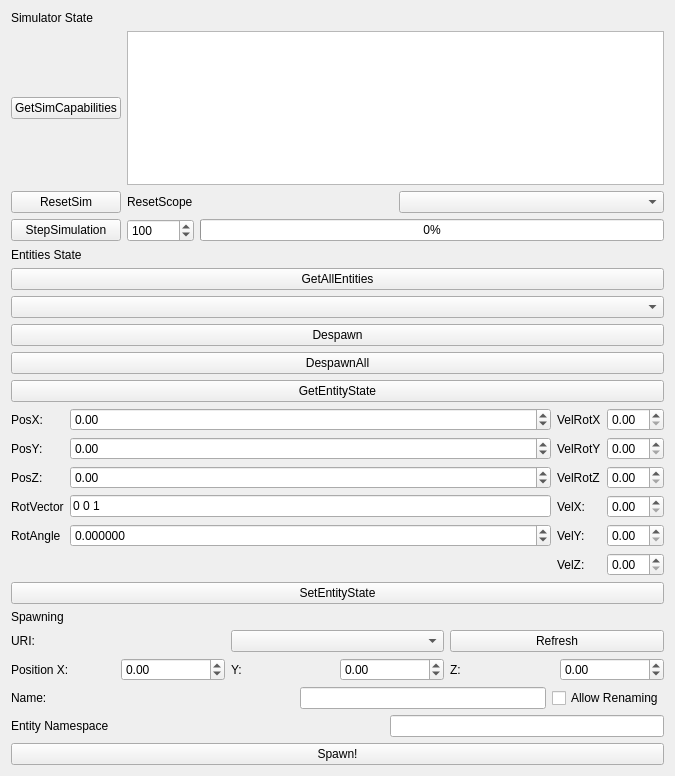
Before: the Qt Designer form src/sim_widget.ui in RobotecAI/q_simulation_interfaces, drawn with Qt 5.
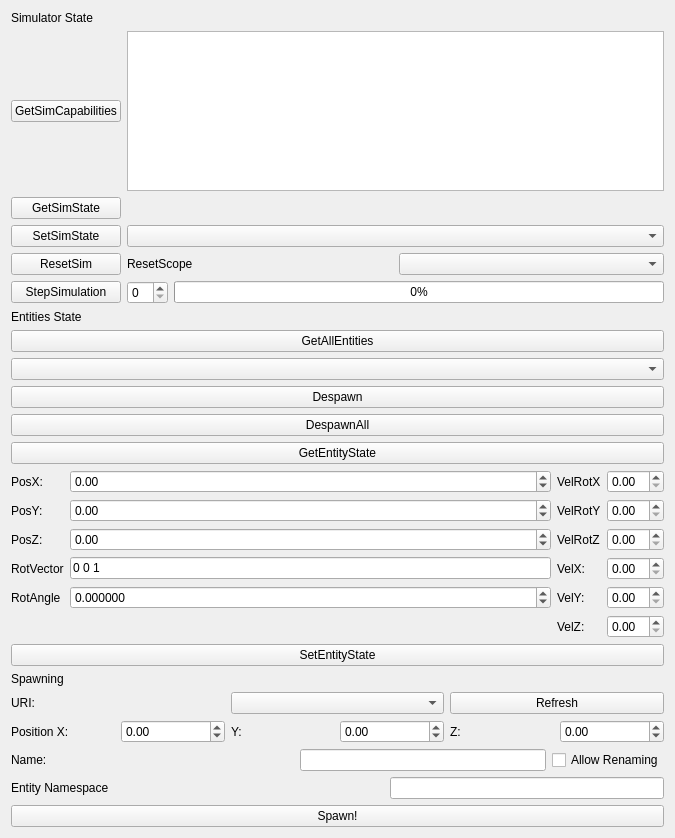
After: the same form once the commit is applied.

Commit message: added state setting

Patch:
```diff
--- a/src/sim_widget.ui
+++ b/src/sim_widget.ui
@@ -7,22 +7,12 @@
     <x>0</x>
     <y>0</y>
     <width>675</width>
-    <height>776</height>
+    <height>838</height>
    </rect>
   </property>
   <layout class="QVBoxLayout" name="verticalLayout_4">
    <item>
     <layout class="QGridLayout" name="gridLayout">
-     <item row="3" column="0">
-      <widget class="QPushButton" name="stepSimButton">
-       <property name="text">
-        <string>StepSimulation</string>
-       </property>
-      </widget>
-     </item>
-     <item row="1" column="2">
-      <widget class="QListWidget" name="listCapabilities"/>
-     </item>
      <item row="0" column="0">
       <widget class="QLabel" name="label_16">
        <property name="text">
@@ -30,14 +20,45 @@
        </property>
       </widget>
      </item>
+     <item row="5" column="0">
+      <widget class="QPushButton" name="stepSimButton">
+       <property name="text">
+        <string>StepSimulation</string>
+       </property>
+      </widget>
+     </item>
+     <item row="2" column="2">
+      <widget class="QLabel" name="simStateLabel">
+       <property name="text">
+        <string/>
+       </property>
+      </widget>
+     </item>
      <item row="2" column="0">
+      <widget class="QPushButton" name="getSimStateBtn">
+       <property name="text">
+        <string>GetSimState</string>
+       </property>
+      </widget>
+     </item>
+     <item row="1" column="2">
+      <widget class="QListWidget" name="listCapabilities"/>
+     </item>
+     <item row="3" column="0">
+      <widget class="QPushButton" name="setSimStateButton">
+       <property name="text">
+        <string>SetSimState</string>
+       </property>
+      </widget>
+     </item>
+     <item row="4" column="0">
       <widget class="QPushButton" name="resetSimButton">
        <property name="text">
         <string>ResetSim</string>
        </property>
       </widget>
      </item>
-     <item row="2" column="2">
+     <item row="4" column="2">
       <layout class="QHBoxLayout" name="horizontalLayout_4">
        <item>
         <widget class="QLabel" name="label_17">
@@ -59,25 +80,18 @@
       </widget>
      </item>
      <item row="3" column="2">
-      <layout class="QHBoxLayout" name="horizontalLayout_11">
+      <widget class="QComboBox" name="simStateToSetComboBox"/>
+     </item>
+     <item row="5" column="2">
+      <layout class="QHBoxLayout" name="horizontalLayout_7">
        <item>
-        <widget class="QSpinBox" name="stepsSpinBox">
-         <property name="maximum">
-          <number>999999999</number>
-         </property>
-         <property name="value">
-          <number>100</number>
-         </property>
-        </widget>
+        <widget class="QSpinBox" name="stepsSpinBox"/>
        </item>
        <item>
         <widget class="QProgressBar" name="simProgressBar">
          <property name="value">
           <number>0</number>
          </property>
-         <property name="format">
-          <string>%p%</string>
-         </property>
         </widget>
        </item>
       </layout>
```
The commit also changes 4 other files.
